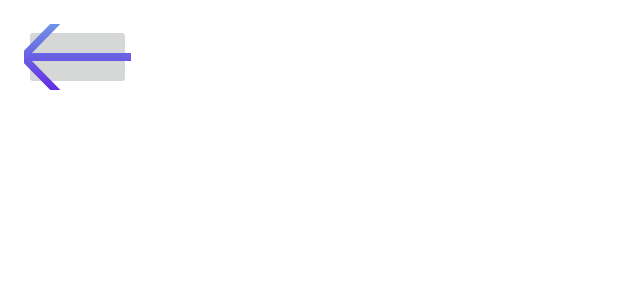
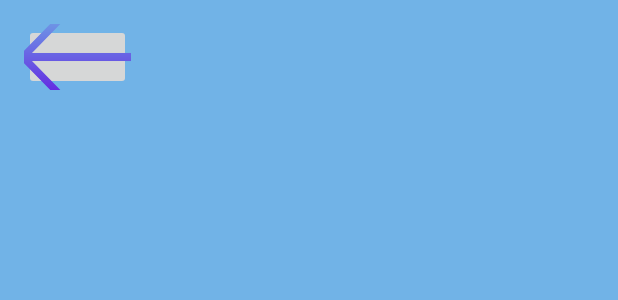
Before and after one commit to ivanstisins/YourPTNotebook, an Android app: the layout activity_add_client.xml on its own in the app's theme, with its tools: preview values and no code run, on a phone screen of 412 x 824 dp. Shown: the top 300 px of the screen. Run offline under Robolectric (Android 15) with nearby library versions, the light colour scheme and no system bars.

```diff
--- a/app/src/main/res/layout/activity_add_client.xml
+++ b/app/src/main/res/layout/activity_add_client.xml
@@ -4,18 +4,8 @@
     xmlns:tools="http://schemas.android.com/tools"
     android:layout_width="match_parent"
     android:layout_height="match_parent"
+    android:background="@color/blue_100"
     tools:context=".AddClient">
-
-   <!-- <TextView
-        android:id="@+id/userCred"
-        android:layout_width="wrap_content"
-        android:layout_height="wrap_content"
-        android:layout_marginStart="32dp"
-        android:layout_marginTop="144dp"
-        android:text="TextView"
-        app:layout_constraintStart_toStartOf="parent"
-        app:layout_constraintTop_toTopOf="parent"
-        tools:ignore="MissingConstraints" />-->
 
     <ImageButton
         android:id="@+id/backbutton"
--- a/app/src/main/res/layout/client_list_layout.xml
+++ b/app/src/main/res/layout/client_list_layout.xml
@@ -76,6 +76,7 @@
                android:layout_width="wrap_content"
                android:layout_height="wrap_content"
                android:text="Add"
+               android:id="@+id/addclientButton"
                android:textStyle="bold"
                android:background="@drawable/custom_button"/>
 
```
Also changed, not shown: app/src/main/java/com/example/yourptnotebook/AddClient.java (+9 -24 lines), app/src/main/java/com/example/yourptnotebook/ClientListAdapter.java (+20 -0 lines), app/src/main/java/com/example/yourptnotebook/Ptrainer.java (+44 -0 lines).
